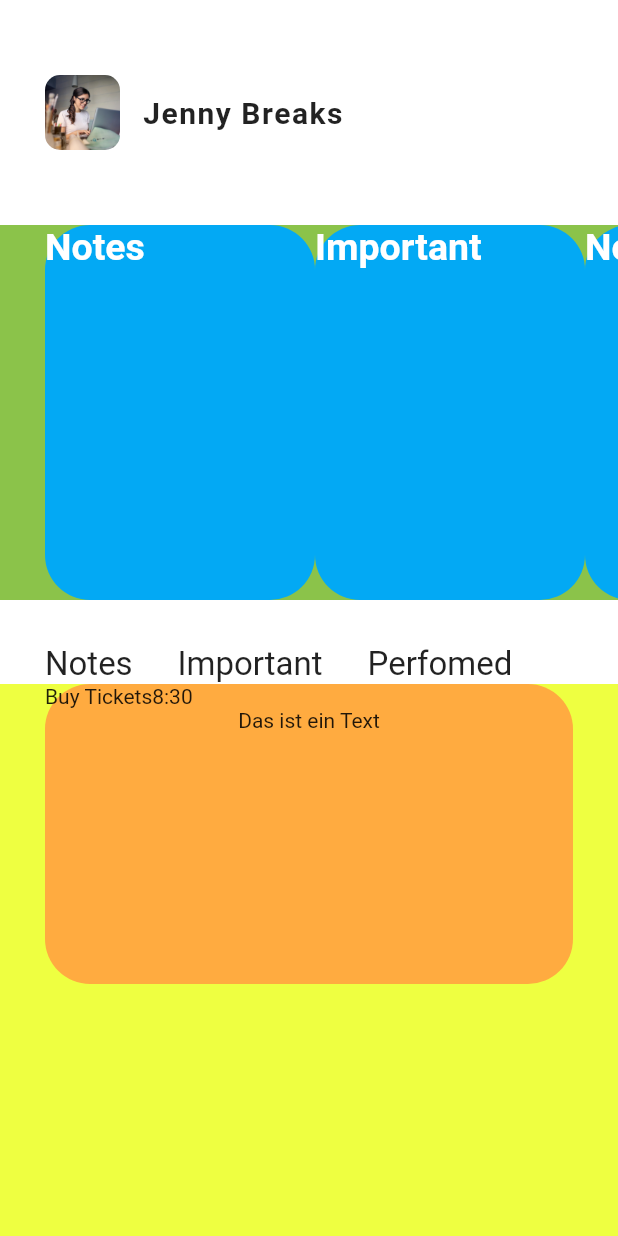
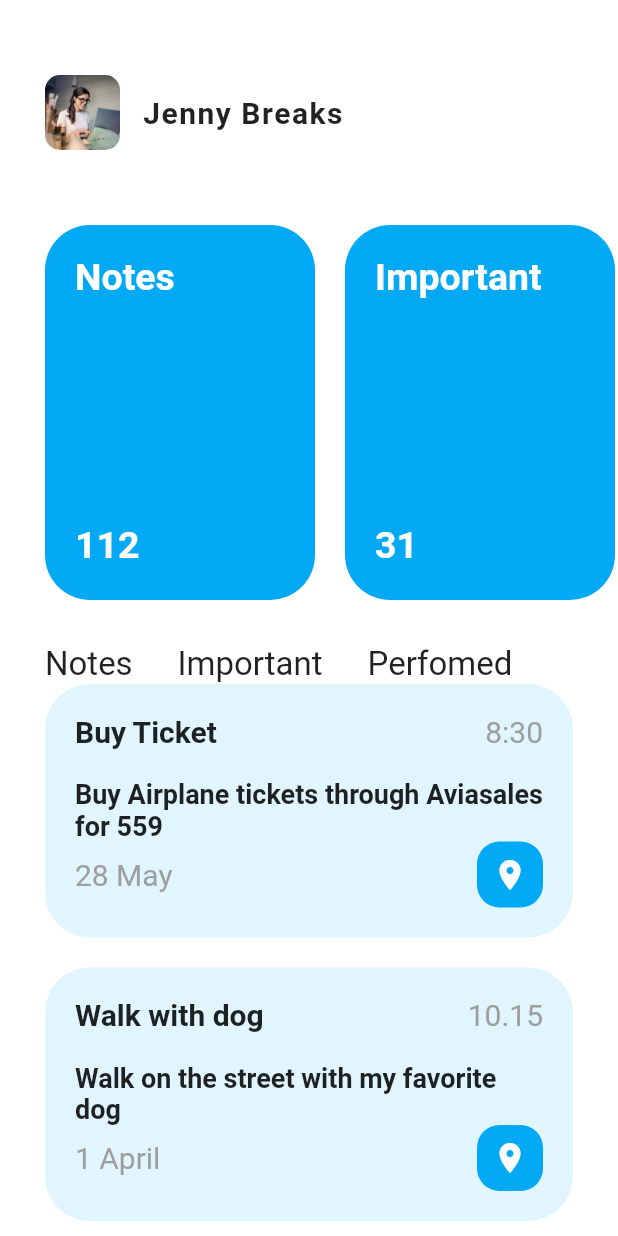
Before and after one commit to yoqedo/flutter_notes_app, a Flutter app: the screen it shows after launch, on a phone screen of 412 x 824 dp. Run offline on Flutter 3.47's test engine with Material 2 defaults, Android fonts, the phone set to English and light mode, and no system bars.

Commit message:
Final Files

```diff
--- a/notesapp/lib/main.dart
+++ b/notesapp/lib/main.dart
@@ -1,5 +1,6 @@
 import 'package:flutter/material.dart';
-import 'package:notesapp/screens/profile_section.dart';
+import 'package:notesapp/screens/home_screen.dart';
+
 
 void main() => runApp(MyApp());
 
@@ -10,7 +11,7 @@ class MyApp extends StatelessWidget {
     return MaterialApp(
       title: 'Flutter Notes UI',
       debugShowCheckedModeBanner: false,
-      home: ProfileSection(),
+      home: HomeScreen(),
     );
   }
 }
--- /dev/null
+++ b/notesapp/lib/model/notes_model.dart
@@ -0,0 +1,29 @@
+class Note {
+  String title;
+  String time;
+  String text;
+  String date;
+
+  Note({
+    this.title,
+    this.time,
+    this.text,
+    this.date,
+  });
+}
+
+final List<Note> notes = [
+  Note(
+    title: 'Buy Ticket',
+    time: '8:30',
+    text: 'Buy Airplane tickets through Aviasales for 559',
+    date: '28 May'
+  ),
+    Note(
+    title: 'Walk with dog',
+    time: '10.15',
+    text: 'Walk on the street with my favorite dog',
+    date: '1 April'
+  ),
+
+];
--- /dev/null
+++ b/notesapp/lib/screens/home_screen.dart
@@ -0,0 +1,30 @@
+import 'package:flutter/material.dart';
+import 'package:notesapp/widgets/categories_section.dart';
+import 'package:notesapp/widgets/notes_section.dart';
+import 'package:notesapp/widgets/profiles_section.dart';
+import 'package:notesapp/widgets/view_section.dart';
+
+class HomeScreen extends StatefulWidget {
+  @override
+  _HomeScreenState createState() => _HomeScreenState();
+}
+
+class _HomeScreenState extends State<HomeScreen> {
+  @override
+  Widget build(BuildContext context) {
+    return Scaffold(
+      backgroundColor: Colors.white,
+      body: Column(
+        children: <Widget>[
+          SizedBox(height: 50.0),
+          ProfilesSection(),
+          SizedBox(height: 50.0),
+          CategoriesSections(),
+          SizedBox(height: 30.0),
+          ViewSection(),
+          NotesSection(),
+        ],
+      ),
+    );
+  }
+}
--- a/notesapp/lib/screens/profile_section.dart
+++ /dev/null
@@ -1,87 +0,0 @@
-import 'package:flutter/material.dart';
-import 'package:notesapp/widgets/categories_section.dart';
-import 'package:notesapp/widgets/view_section.dart';
-
-class ProfileSection extends StatefulWidget {
-  @override
-  _ProfileSectionState createState() => _ProfileSectionState();
-}
-
-class _ProfileSectionState extends State<ProfileSection> {
-  @override
-  Widget build(BuildContext context) {
-    return Scaffold(
-      backgroundColor: Colors.white70,
-      body: Column(
-        children: <Widget>[
-          SizedBox(height: 50.0),
-          Padding(
-            padding: EdgeInsets.symmetric(horizontal: 30.0, vertical: 0.0),
-            child: Row(
-              children: <Widget>[
-                Container(
-                  height: 50.0,
-                  width: 50.0,
-                  decoration: BoxDecoration(
-                    image: DecorationImage(
-                      image: AssetImage('assets/images/women.jpg'),
-                      fit: BoxFit.cover,
-                    ),
-                    borderRadius: BorderRadius.circular(10.0),
-                  ),
-                ),
-                SizedBox(width: 15.0),
-                Text(
-                  'Jenny Breaks',
-                  style: TextStyle(
-                    fontSize: 20.0,
-                    fontWeight: FontWeight.w600,
-                    letterSpacing: 1.0,
-                  ),
-                ),
-              ],
-            ),
-          ),
-          SizedBox(height: 50.0),
-          CategoriesSections(),
-          SizedBox(height: 30.0),
-          ViewSection(),
-          Expanded(
-            child: Container(
-              padding: EdgeInsets.only(left: 30.0, right: 30.0),
-              color: Colors.limeAccent,
-              child: ListView.builder(
-                itemCount: 1,
-                itemBuilder: (BuildContext context, int index) {
-                  return Container(
-                    height: 200.0,
-                    decoration: BoxDecoration(
-                      color: Colors.orangeAccent,
-                      borderRadius: BorderRadius.only(
-                        topLeft: Radius.circular(30.0),
-                        topRight: Radius.circular(30.0),
-                        bottomLeft: Radius.circular(30.0),
-                        bottomRight: Radius.circular(30.0),
-                      ),
-                    ),
-                    child: Column(
-                      children: <Widget>[
-                        Row(
-                          children: <Widget>[
-                            Text('Buy Tickets'),
-                            Text('8:30'),
-                          ],
-                        ),
-                        Text('Das ist ein Text'),
-                      ],
-                    ),
-                  );
-                },
-              ),
-            ),
-          ),
-        ],
-      ),
-    );
-  }
-}
--- a/notesapp/lib/widgets/categories_section.dart
+++ b/notesapp/lib/widgets/categories_section.dart
@@ -6,18 +6,21 @@ class CategoriesSections extends StatefulWidget {
 }
 
 class _CategoriesSectionsState extends State<CategoriesSections> {
-  final List<String> categories = ['Notes', 'Important', 'Notes', 'Notes'];
+  final List<String> categories = ['Notes', 'Important', 'Home', 'Completed'];
+  final List<String> listings = ['112', '31', '15', '8'];
   @override
   Widget build(BuildContext context) {
     return Container(
       padding: EdgeInsets.only(left: 30.0),
       height: 250.0,
-      color: Colors.lightGreen,
+      //color: Colors.lightGreen,
       child: ListView.builder(
         scrollDirection: Axis.horizontal,
         itemCount: categories.length,
         itemBuilder: (BuildContext context, int index) {
           return Container(
+            margin: EdgeInsets.only(right: 20.0),
+            padding: EdgeInsets.symmetric(horizontal: 20.0, vertical: 20.0),
             decoration: BoxDecoration(
               color: Colors.lightBlue,
               borderRadius: BorderRadius.only(
@@ -39,6 +42,15 @@ class _CategoriesSectionsState extends State<CategoriesSections> {
                     color: Colors.white,
                   ),
                 ),
+                SizedBox(height: 150.0),
+                Text(
+                  listings[index],
+                  style: TextStyle(
+                    fontSize: 25.0,
+                    fontWeight: FontWeight.bold,
+                    color: Colors.white,
+                  ),
+                ),
               ],
             ),
           );
--- /dev/null
+++ b/notesapp/lib/widgets/notes_section.dart
@@ -0,0 +1,95 @@
+import 'package:flutter/material.dart';
+import 'package:notesapp/model/notes_model.dart';
+
+class NotesSection extends StatefulWidget {
+  @override
+  _NotesSectionState createState() => _NotesSectionState();
+}
+
+class _NotesSectionState extends State<NotesSection> {
+  @override
+  Widget build(BuildContext context) {
+    return Expanded(
+      child: Container(
+        padding: EdgeInsets.only(left: 30.0, right: 30.0),
+        //color: Colors.limeAccent,
+        child: ListView.builder(
+          itemCount: notes.length,
+          itemBuilder: (BuildContext context, int index) {
+            final note = notes[index];
+
+            return Container(
+              padding: EdgeInsets.symmetric(horizontal: 20.0, vertical: 20.0),
+              margin: EdgeInsets.only(bottom: 20.0),
+              decoration: BoxDecoration(
+                color: Colors.lightBlue[50],
+                borderRadius: BorderRadius.only(
+                  topLeft: Radius.circular(30.0),
+                  topRight: Radius.circular(30.0),
+                  bottomLeft: Radius.circular(30.0),
+                  bottomRight: Radius.circular(30.0),
+                ),
+              ),
+              child: Column(
+                children: <Widget>[
+                  Row(
+                    mainAxisAlignment: MainAxisAlignment.spaceBetween,
+                    children: <Widget>[
+                      Text(
+                        note.title,
+                        style: TextStyle(
+                          fontSize: 20.0,
+                          fontWeight: FontWeight.w600,
+                        ),
+                      ),
+                      Text(
+                        note.time,
+                        style: TextStyle(
+                          color: Colors.grey,
+                          fontSize: 20.0,
+                        ),
+                      ),
+                    ],
+                  ),
+                  SizedBox(height: 20.0),
+                  Text(
+                    note.text,
+                    style: TextStyle(
+                      fontSize: 18.0,
+                      fontWeight: FontWeight.w600,
+                    ),
+                  ),
+                  Row(
+                    mainAxisAlignment: MainAxisAlignment.spaceBetween,
+                    children: <Widget>[
+                      Text(
+                        note.date,
+                        style: TextStyle(
+                          color: Colors.grey,
+                          fontSize: 20.0,
+                        ),
+                      ),
+                      Container(
+                        decoration: BoxDecoration(
+                          color: Colors.lightBlue,
+                          borderRadius: BorderRadius.only(
+                            topLeft: Radius.circular(15.0),
+                            topRight: Radius.circular(15.0),
+                            bottomLeft: Radius.circular(15.0),
+                            bottomRight: Radius.circular(15.0),
+                          ),
+                        ),
+                        padding: EdgeInsets.all(10.0),
+                        child: Icon(Icons.location_on, color: Colors.white,),
+                      ),
+                    ],
+                  ),
+                ],
+              ),
+            );
+          },
+        ),
+      ),
+    );
+  }
+}
--- /dev/null
+++ b/notesapp/lib/widgets/profiles_section.dart
@@ -0,0 +1,39 @@
+import 'package:flutter/material.dart';
+
+class ProfilesSection extends StatefulWidget {
+  @override
+  _ProfilesSectionState createState() => _ProfilesSectionState();
+}
+
+class _ProfilesSectionState extends State<ProfilesSection> {
+  @override
+  Widget build(BuildContext context) {
+    return Padding(
+      padding: EdgeInsets.symmetric(horizontal: 30.0, vertical: 0.0),
+      child: Row(
+        children: <Widget>[
+          Container(
+            height: 50.0,
+            width: 50.0,
+            decoration: BoxDecoration(
+              image: DecorationImage(
+                image: AssetImage('assets/images/women.jpg'),
+                fit: BoxFit.cover,
+              ),
+              borderRadius: BorderRadius.circular(10.0),
+            ),
+          ),
+          SizedBox(width: 15.0),
+          Text(
+            'Jenny Breaks',
+            style: TextStyle(
+              fontSize: 20.0,
+              fontWeight: FontWeight.w600,
+              letterSpacing: 1.0,
+            ),
+          ),
+        ],
+      ),
+    );
+  }
+}
```
